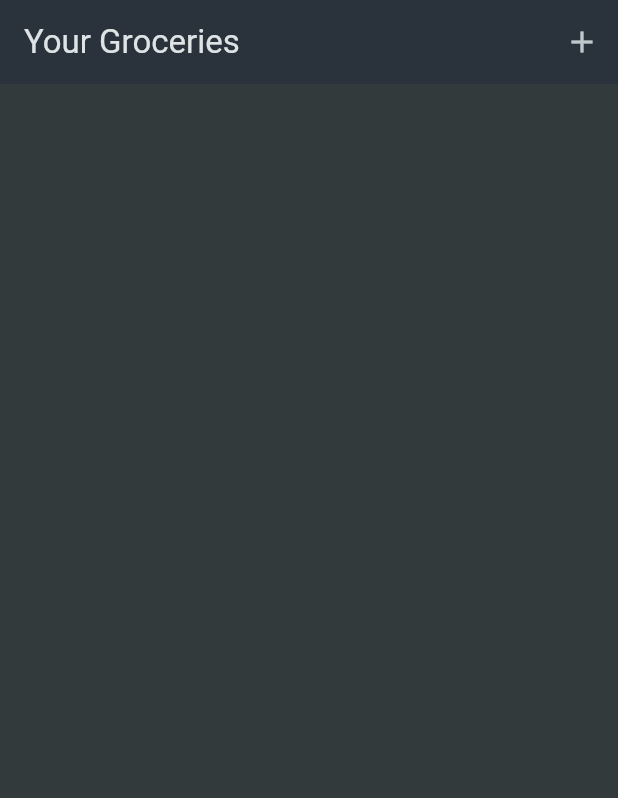
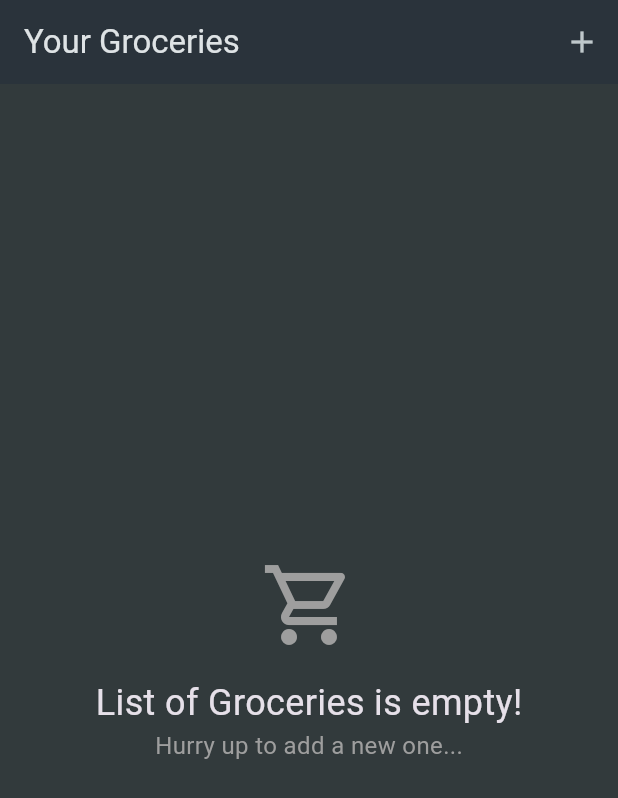
Before and after one commit to Orhanko/FlutterStart_5, a Flutter app: the screen it shows after launch, on a phone screen of 412 x 824 dp. Shown: the top 798 px of the screen. Run offline on Flutter 3.47's test engine with Material 3 defaults, Android fonts, the light colour scheme and no system bars.

Commit message:
Implement adding new item into list of groceries, implement deleting items from list and implement user ino for empty list of groceries

```diff
--- a/lib/widgets/grocery_list.dart
+++ b/lib/widgets/grocery_list.dart
@@ -40,15 +40,62 @@ class _GroceryListState extends State<GroceryList> {
           ),
         ],
       ),
-      body: ListView.builder(
+      body:
+          listOfItems.isEmpty
+              ? SizedBox(
+                width: double.infinity,
+                child: Column(
+                  mainAxisAlignment: MainAxisAlignment.center,
+                  crossAxisAlignment: CrossAxisAlignment.center,
+
+                  children: [
+                    Icon(
+                      Icons.shopping_cart_outlined,
+                      size: 64,
+                      color: Colors.grey,
+                    ),
+                    SizedBox(height: 16),
+                    Text(
+                      "List of Groceries is empty!",
+                      style: TextStyle(fontSize: 24),
+                    ),
+                    Text(
+                      "Hurry up to add a new one...",
+                      style: TextStyle(fontSize: 16, color: Colors.grey),
+                    ),
+                  ],
+                ),
+              )
+              : ListView.builder(
                 itemCount: listOfItems.length,
                 itemBuilder:
-            (item, index) => GroceryListItem(
+                    (item, index) => Dismissible(
+                      key: ValueKey(listOfItems[index].id),
+                      direction: DismissDirection.endToStart,
+                      background: Container(
+                        color: Colors.red,
+                        child: Row(
+                          children: [
+                            Spacer(),
+                            Padding(
+                              padding: const EdgeInsets.only(right: 12.0),
+                              child: Icon(Icons.delete, color: Colors.white),
+                            ),
+                          ],
+                        ),
+                      ),
+                      onDismissed: (direction) {
+                        setState(() {
+                          listOfItems.removeAt(index);
+                        });
+                      },
+                      child: GroceryListItem(
                         color: listOfItems[index].category.color,
                         text: listOfItems[index].name,
                         dataCount: listOfItems[index].quantity,
                       ),
                     ),
+              ),
     );
   }
 }
--- a/lib/widgets/new_item.dart
+++ b/lib/widgets/new_item.dart
@@ -109,12 +109,14 @@ class NewItemState extends State<NewItem> {
                   ),
                 ],
               ),
+              Divider(height: 50, thickness: 0),
               Row(
                 children: [
                   Spacer(),
                   TextButton(
                     onPressed: () {
                       formKey.currentState!.reset();
+                      enteredCategory = categories[Categories.vegetables]!;
                     },
                     child: Text("Reset"),
                   ),
```
Also changed, not shown: 10 other files. Lines whose indentation alone changed are shown as unchanged.
